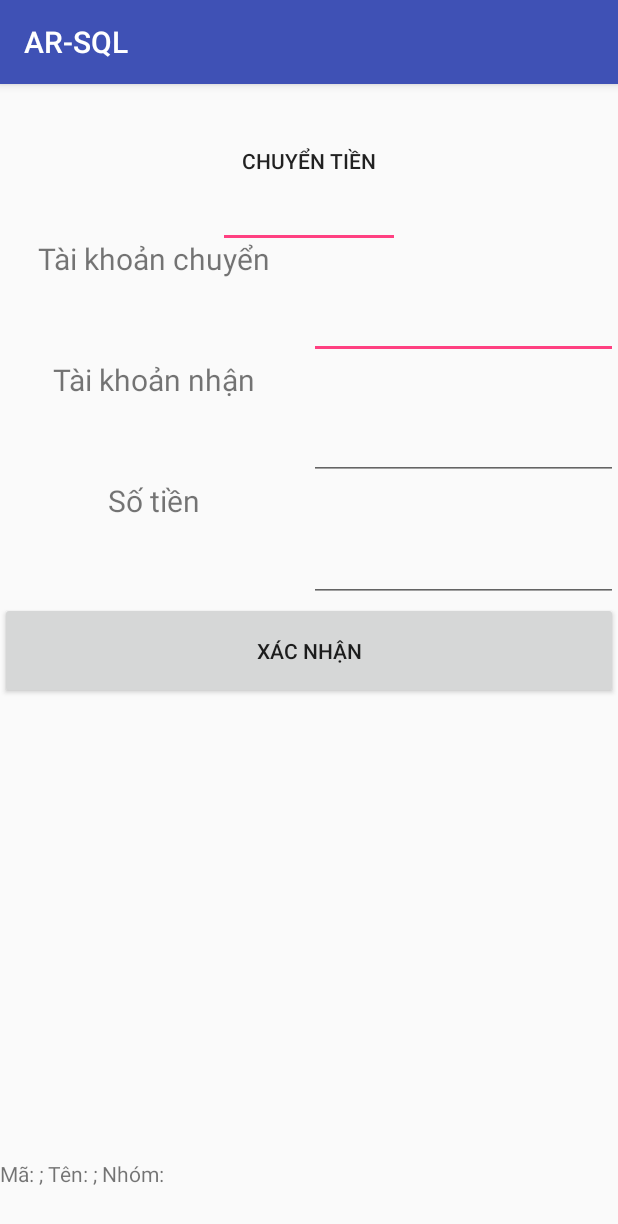
After one commit to tSPeXAGnFtqzFTcbnTrjVPZPJnPJCDasfqEtrgO/bank, an Android app: the ActionActivity screen opened directly, with no data from a screen before it, on a phone screen of 412 x 824 dp. The commit adds this screen. Shown: the top 1224 px of the screen. Run offline under Robolectric (Android 15) with nearby library versions, the phone set to English and light mode, and no system bars; our stand-ins replace ButterKnife.

Commit message:
add chuyentien

```diff
--- a/app/build.gradle
+++ b/app/build.gradle
@@ -29,8 +29,7 @@ dependencies {
     implementation files('libs/sqljdbc41.jar')
     implementation files('libs/jxl.jar')
     implementation 'net.sourceforge.jtds:jtds:1.3.0'
-
     implementation 'com.jakewharton:butterknife:8.4.0'
     annotationProcessor 'com.jakewharton:butterknife-compiler:8.4.0'
-
+    implementation 'com.android.support:design:27.1.1'
 }
--- a/app/src/main/AndroidManifest.xml
+++ b/app/src/main/AndroidManifest.xml
@@ -22,7 +22,8 @@
             </intent-filter>
         </activity>
         <activity android:name=".LoginActivity" />
-        <activity android:name=".Login2Activity"></activity>
+        <activity android:name=".Login2Activity" />
+        <activity android:name=".ActionActivity"></activity>
     </application>
 
 </manifest>
--- /dev/null
+++ b/app/src/main/java/com/example/phamngocan/ar_sql/ActionActivity.java
@@ -0,0 +1,67 @@
+package com.example.phamngocan.ar_sql;
+
+import android.os.AsyncTask;
+import android.support.design.widget.TabLayout;
+import android.support.v4.app.Fragment;
+import android.support.v4.view.ViewPager;
+import android.support.v7.app.AppCompatActivity;
+import android.os.Bundle;
+import android.widget.TextView;
+
+import com.example.phamngocan.ar_sql.adapter.ViewPagerAdapter;
+import com.example.phamngocan.ar_sql.fragment.FragmentChuyenTien;
+
+import java.util.ArrayList;
+
+import butterknife.BindView;
+import butterknife.ButterKnife;
+
+public class ActionActivity extends AppCompatActivity {
+
+    @BindView(R.id.tabLayout)
+    TabLayout tabLayout;
+    @BindView(R.id.viewPager)
+    ViewPager viewPager;
+    @BindView(R.id.txtvInfor)
+    TextView txtvInfor;
+
+    ViewPagerAdapter viewPagerAdapter;
+    ArrayList<Fragment> fragments = new ArrayList<>();
+    public static DAOManager daoManager = DAOManager.getInstance();
+
+    @Override
+    protected void onCreate(Bundle savedInstanceState) {
+        super.onCreate(savedInstanceState);
+        setContentView(R.layout.activity_action);
+        ButterKnife.bind(this);
+
+        new async().execute();
+    }
+
+    private void init() {
+        txtvInfor.setText("Mã: " + Instance.userName + "; " +
+                "Tên: " + Instance.hoten + "; "
+                + "Nhóm: " + Instance.nhom);
+
+        fragments.add(new FragmentChuyenTien());
+        viewPagerAdapter = new ViewPagerAdapter(getSupportFragmentManager(), fragments);
+        viewPager.setAdapter(viewPagerAdapter);
+        tabLayout.setupWithViewPager(viewPager);
+        viewPager.addOnPageChangeListener(new TabLayout.TabLayoutOnPageChangeListener(tabLayout));
+        tabLayout.addOnTabSelectedListener(new TabLayout.ViewPagerOnTabSelectedListener(viewPager));
+
+    }
+    class async extends AsyncTask<Void,Void,Void>{
+
+        @Override
+        protected Void doInBackground(Void... voids) {
+            daoManager.open();
+            return null;
+        }
+
+        @Override
+        protected void onPostExecute(Void aVoid) {
+            init();
+        }
+    }
+}
--- a/app/src/main/java/com/example/phamngocan/ar_sql/DAOManager.java
+++ b/app/src/main/java/com/example/phamngocan/ar_sql/DAOManager.java
@@ -12,8 +12,8 @@ import java.sql.Statement;
 public class DAOManager {
 
     // Database Connection
-    Connection conn = null;
-    Statement stmt = null;
+    public Connection conn = null;
+    public Statement stmt = null;
     private static DAOManager daoManager = null;
     public static DAOManager getInstance(){
         if(daoManager == null){
--- a/app/src/main/java/com/example/phamngocan/ar_sql/Login2Activity.java
+++ b/app/src/main/java/com/example/phamngocan/ar_sql/Login2Activity.java
@@ -1,5 +1,6 @@
 package com.example.phamngocan.ar_sql;
 
+import android.content.Intent;
 import android.os.AsyncTask;
 import android.support.v7.app.AppCompatActivity;
 import android.os.Bundle;
@@ -104,7 +105,7 @@ public class Login2Activity extends AppCompatActivity {
                 Toast.makeText(getApplicationContext(),
                         "Đăng nhập thành công",
                         Toast.LENGTH_SHORT).show();
-                //new asyncQuery().execute("SELECT * FROM [dbo].KhachHang");
+                new asyncQuery().execute("SELECT * FROM [dbo].KhachHang");
                 new asyncGetInfor().execute();
             }
         }
@@ -164,12 +165,12 @@ public class Login2Activity extends AppCompatActivity {
                         Instance.userName = rs.getString(1);
                         Instance.hoten = rs.getString(2);
                         Instance.nhom = rs.getString(3);
-                        Log.d("AAA", "getinfor: " + Instance.userName + " " + Instance.hoten + " " +
-                                Instance.nhom);
+                        Log.d("AAA", "getinfor: "+ Instance.hoten);
                     }
                 } catch (SQLException e) {
                     Log.d("AAA", "error asycn call: " + e.getMessage());
                 }
+               startActivity(new Intent(Login2Activity.this,ActionActivity.class));
             }
         }
     }
--- /dev/null
+++ b/app/src/main/java/com/example/phamngocan/ar_sql/adapter/ViewPagerAdapter.java
@@ -0,0 +1,33 @@
+package com.example.phamngocan.ar_sql.adapter;
+
+import android.support.annotation.Nullable;
+import android.support.v4.app.Fragment;
+import android.support.v4.app.FragmentManager;
+import android.support.v4.app.FragmentStatePagerAdapter;
+
+import java.util.ArrayList;
+
+public class ViewPagerAdapter extends FragmentStatePagerAdapter {
+    ArrayList<Fragment> fragmentList;
+    public ViewPagerAdapter(FragmentManager fm, ArrayList<Fragment> fms) {
+        super(fm);
+        fragmentList = fms;
+    }
+
+    @Override
+    public Fragment getItem(int position) {
+        return fragmentList.get(position);
+    }
+
+    @Override
+    public int getCount() {
+        return fragmentList.size();
+    }
+
+    @Nullable
+    @Override
+    public CharSequence getPageTitle(int position) {
+        if(position==0) return "Chuyển tiền";
+        return "XX";
+    }
+}
--- /dev/null
+++ b/app/src/main/java/com/example/phamngocan/ar_sql/fragment/FragmentChuyenTien.java
@@ -0,0 +1,133 @@
+package com.example.phamngocan.ar_sql.fragment;
+
+
+import android.os.AsyncTask;
+import android.os.Bundle;
+import android.support.annotation.Nullable;
+import android.support.v4.app.Fragment;
+import android.util.Log;
+import android.view.LayoutInflater;
+import android.view.View;
+import android.view.ViewGroup;
+import android.widget.Button;
+import android.widget.EditText;
+import android.widget.ProgressBar;
+import android.widget.Toast;
+
+import com.example.phamngocan.ar_sql.ActionActivity;
+import com.example.phamngocan.ar_sql.DAOManager;
+import com.example.phamngocan.ar_sql.Instance;
+import com.example.phamngocan.ar_sql.R;
+
+import java.sql.CallableStatement;
+import java.sql.SQLException;
+
+import butterknife.BindView;
+import butterknife.ButterKnife;
+
+public class FragmentChuyenTien extends Fragment {
+
+    @BindView(R.id.editTKchuyen)
+    EditText editTKchuyen;
+    @BindView(R.id.editTKnhan)
+    EditText editTKnhan;
+    @BindView(R.id.editSotien)
+    EditText editSoTien;
+    @BindView(R.id.btnOk)
+    Button btnOk;
+    @BindView(R.id.progressBasr)
+    ProgressBar progressBar;
+    DAOManager daoManager = ActionActivity.daoManager;
+
+    @Override
+    public void onAttachFragment(Fragment childFragment) {
+
+        super.onAttachFragment(childFragment);
+    }
+
+    @Nullable
+    @Override
+    public View onCreateView(LayoutInflater inflater, @Nullable ViewGroup container, Bundle savedInstanceState) {
+        View view = inflater.inflate(R.layout.layout_chuyentien,container,false);
+        ButterKnife.bind(this,view);
+        progressBar.setVisibility(View.GONE);
+        action();
+        return view;
+    }
+
+    private void action(){
+        btnOk.setOnClickListener(new View.OnClickListener() {
+            @Override
+            public void onClick(View v) {
+                String tkChuyen,tkNhan,sotienString;
+
+
+                tkChuyen = editTKchuyen.getText().toString();
+                tkNhan = editTKnhan.getText().toString();
+                sotienString = editSoTien.getText().toString().trim();
+                if(!tkChuyen.equals("") && !tkNhan.equals("") && !sotienString.equals("")){
+                    progressBar.setVisibility(View.VISIBLE);
+                    new asyncChuyenTien(tkChuyen,tkNhan,sotienString).execute();
+                }else{
+                    Toast.makeText(getContext(),"Chưa đủ thông tin",Toast.LENGTH_SHORT).show();
+                }
+            }
+        });
+    }
+
+    class asyncChuyenTien extends AsyncTask<Void,Void,Boolean>{
+        String tkChuyen,tkNhan,sotienString;
+        int sotien;
+        public asyncChuyenTien(String tkChuyen, String tkNhan, String sotienString) {
+            this.tkChuyen = tkChuyen;
+            this.tkNhan = tkNhan;
+            this.sotienString = sotienString;
+            while (this.tkChuyen.length()<9){
+                Log.d("AAA",this.tkChuyen.length()+" chuyen");
+                this.tkChuyen = this.tkChuyen.concat(" ");
+            }
+            while(this.tkNhan.length()<9){
+                Log.d("AAA",this.tkNhan.length()+" nhan");
+                this.tkNhan = this.tkNhan.concat(" ");
+            }
+            this.sotienString = this.sotienString.trim();
+            sotien = Integer.parseInt(this.sotienString);
+        }
+
+        @Override
+        protected Boolean doInBackground(Void... voids) {
+            try {
+                Log.d("AAA","before exec");
+                CallableStatement callableStatement = daoManager.conn.prepareCall("call [dbo].CHUYENTIEN(?,?,?,?)");
+                callableStatement.setString(1,tkChuyen);
+                callableStatement.setString(2,tkNhan);
+                callableStatement.setInt(3,sotien);
+                callableStatement.setString(4,Instance.userName);
+
+                Log.d("AAA","before exec 1");
+                callableStatement.execute();
+                Log.d("AAA","before exec 2");
+            } catch (SQLException e) {
+                Log.d("AAA","error chuyen tien: " + e.getMessage());
+                e.printStackTrace();
+                return false;
+            }
+            return true;
+        }
+
+        @Override
+        protected void onPostExecute(Boolean aBoolean) {
+            progressBar.setVisibility(View.GONE);
+            Log.d("AAA","reponse chuyentien: " + aBoolean);
+            if(aBoolean){
+                Toast.makeText(getActivity().getApplicationContext(),
+                        "Chuyển tiền thành công",
+                        Toast.LENGTH_SHORT).show();
+            }else{
+                Toast.makeText(getActivity().getApplicationContext(),
+                        "Chuyển tiền thất bại",
+                        Toast.LENGTH_SHORT).show();
+            }
+        }
+    }
+}
--- /dev/null
+++ b/app/src/main/res/layout/activity_action.xml
@@ -0,0 +1,36 @@
+<?xml version="1.0" encoding="utf-8"?>
+<android.support.constraint.ConstraintLayout xmlns:android="http://schemas.android.com/apk/res/android"
+    xmlns:app="http://schemas.android.com/apk/res-auto"
+    xmlns:tools="http://schemas.android.com/tools"
+    android:layout_width="match_parent"
+    android:layout_height="match_parent"
+    tools:context=".ActionActivity"
+    app:layout_constraintVertical_chainStyle="packed">
+
+    <android.support.design.widget.TabLayout
+        android:id="@+id/tabLayout"
+        app:layout_constraintTop_toTopOf="parent"
+        app:layout_constraintLeft_toLeftOf="parent"
+        app:layout_constraintBottom_toTopOf="@id/viewPager"
+        android:layout_width="match_parent"
+        android:layout_height="0dp"
+        app:layout_constraintVertical_weight="2"/>
+    <android.support.v4.view.ViewPager
+        android:id="@+id/viewPager"
+        app:layout_constraintTop_toBottomOf="@id/tabLayout"
+        app:layout_constraintBottom_toTopOf="@id/txtvInfor"
+        app:layout_constraintLeft_toLeftOf="parent"
+        android:layout_width="match_parent"
+        android:layout_height="0dp"
+        app:layout_constraintVertical_weight="12"/>
+    <TextView
+        android:id="@+id/txtvInfor"
+
+        app:layout_constraintTop_toBottomOf="@id/viewPager"
+        app:layout_constraintBottom_toBottomOf="parent"
+        app:layout_constraintLeft_toLeftOf="parent"
+
+        android:layout_width="match_parent"
+        android:layout_height="0dp"
+        app:layout_constraintVertical_weight="1"/>
+</android.support.constraint.ConstraintLayout>
--- /dev/null
+++ b/app/src/main/res/layout/layout_chuyentien.xml
@@ -0,0 +1,106 @@
+<?xml version="1.0" encoding="utf-8"?>
+<android.support.constraint.ConstraintLayout
+    xmlns:android="http://schemas.android.com/apk/res/android"
+    android:layout_width="match_parent"
+    android:layout_height="match_parent"
+    xmlns:app="http://schemas.android.com/apk/res-auto"
+    app:layout_constraintVertical_chainStyle="packed">
+
+
+    <TextView
+        android:id="@+id/txtvTKchuyen"
+        android:text="Tài khoản chuyển"
+        android:textAlignment="center"
+        android:textSize="20sp"
+        app:layout_constraintTop_toTopOf="parent"
+        app:layout_constraintLeft_toLeftOf="parent"
+        app:layout_constraintBottom_toTopOf="@id/txtvTKnhan"
+        app:layout_constraintRight_toLeftOf="@id/editTKchuyen"
+        android:layout_width="0dp"
+        android:layout_height="0dp"
+        app:layout_constraintVertical_weight="5"/>
+    <EditText
+        android:id="@+id/editTKchuyen"
+        android:maxLength="9"
+        app:layout_constraintTop_toTopOf="@id/txtvTKchuyen"
+        app:layout_constraintLeft_toRightOf="@id/txtvTKchuyen"
+        app:layout_constraintRight_toRightOf="parent"
+        app:layout_constraintBottom_toBottomOf="@id/txtvTKchuyen"
+        android:layout_width="0dp"
+        android:layout_height="0dp"
+        app:layout_constraintVertical_weight="5"
+        android:inputType="number"/>
+
+    <TextView
+        android:id="@+id/txtvTKnhan"
+        android:text="Tài khoản nhận"
+        android:textAlignment="center"
+        android:textSize="20sp"
+
+        app:layout_constraintTop_toBottomOf="@id/txtvTKchuyen"
+        app:layout_constraintLeft_toLeftOf="parent"
+        app:layout_constraintBottom_toTopOf="@id/txtvSotien"
+        app:layout_constraintRight_toLeftOf="@id/editTKnhan"
+        android:layout_width="0dp"
+        android:layout_height="0dp"
+        app:layout_constraintVertical_weight="5"/>
+    <EditText
+        android:id="@+id/editTKnhan"
+        android:maxLength="9"
+        app:layout_constraintTop_toTopOf="@id/txtvTKnhan"
+        app:layout_constraintLeft_toRightOf="@id/txtvTKnhan"
+        app:layout_constraintRight_toRightOf="parent"
+        app:layout_constraintBottom_toBottomOf="@id/txtvTKnhan"
+
+        android:layout_width="0dp"
+        android:layout_height="0dp"
+        android:inputType="number"/>
+
+    <TextView
+        android:id="@+id/txtvSotien"
+        android:text="Số tiền"
+        android:textAlignment="center"
+        android:textSize="20sp"
+        app:layout_constraintTop_toBottomOf="@id/txtvTKnhan"
+        app:layout_constraintLeft_toLeftOf="parent"
+        app:layout_constraintBottom_toTopOf="@id/btnOk"
+        app:layout_constraintRight_toLeftOf="@id/editSotien"
+        android:layout_width="0dp"
+        android:layout_height="0dp"
+        app:layout_constraintVertical_weight="5"/>
+    <EditText
+        android:id="@+id/editSotien"
+        android:maxLength="8"
+        app:layout_constraintTop_toTopOf="@id/txtvSotien"
+        app:layout_constraintLeft_toRightOf="@id/txtvSotien"
+        app:layout_constraintRight_toRightOf="parent"
+        app:layout_constraintBottom_toBottomOf="@id/txtvSotien"
+        android:layout_width="0dp"
+        android:layout_height="0dp"
+        android:inputType="number"/>
+
+    <Button
+        android:id="@+id/btnOk"
+        android:text="Xác Nhận"
+        app:layout_constraintTop_toBottomOf="@id/txtvSotien"
+        app:layout_constraintBottom_toBottomOf="@id/guide"
+        app:layout_constraintLeft_toLeftOf="parent"
+        android:layout_width="match_parent"
+        android:layout_height="0dp"
+        app:layout_constraintVertical_weight="4"/>
+    <android.support.constraint.Guideline
+        android:id="@+id/guide"
+        android:layout_width="wrap_content"
+        android:layout_height="wrap_content"
+        android:orientation="horizontal"
+        app:layout_constraintGuide_percent="0.5"/>
+    <ProgressBar
+        android:id="@+id/progressBasr"
+        app:layout_constraintTop_toTopOf="parent"
+        app:layout_constraintLeft_toLeftOf="parent"
+        app:layout_constraintRight_toRightOf="parent"
+        app:layout_constraintBottom_toBottomOf="parent"
+        android:layout_width="50dp"
+        android:layout_height="50dp" />
+
+</android.support.constraint.ConstraintLayout>
```
